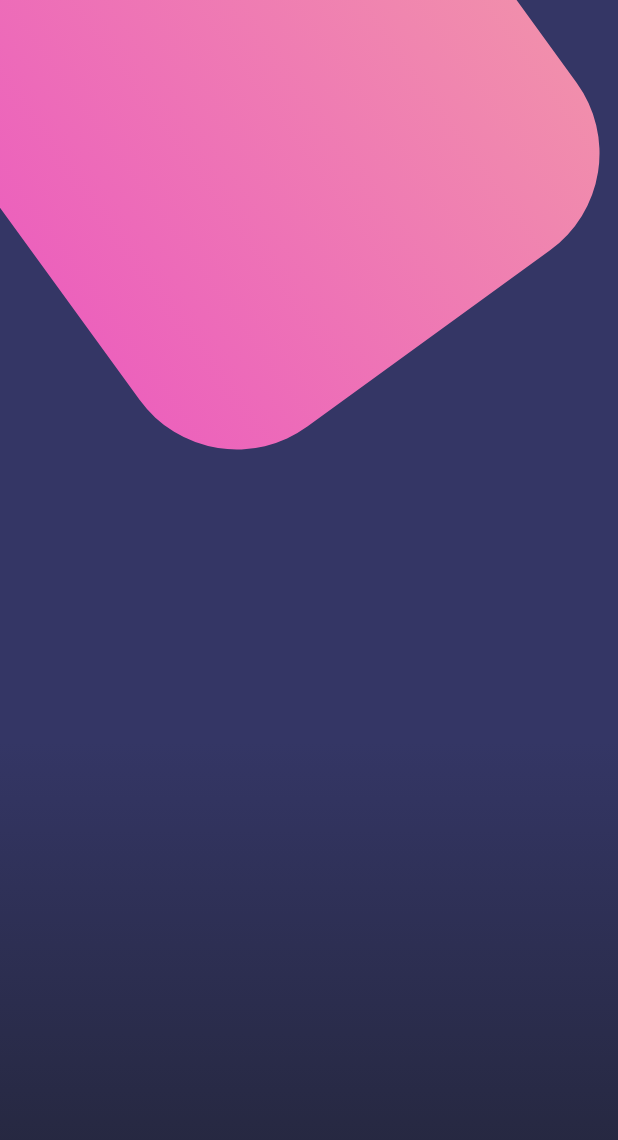
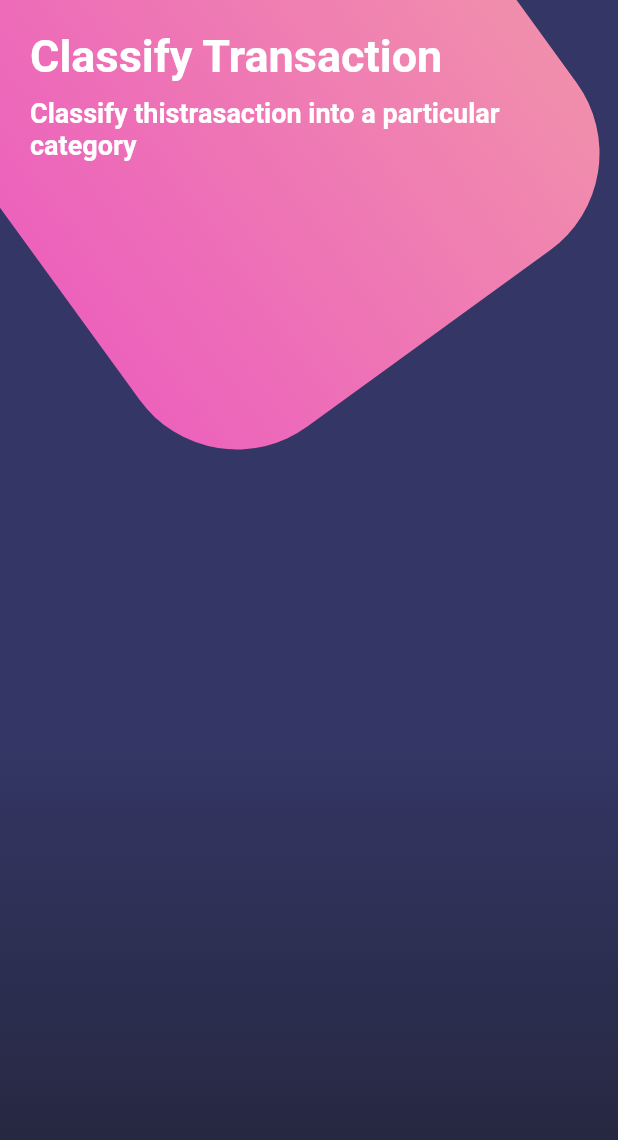
Before and after one commit to kkevin7/design_flutter_app, a Flutter app: the screen it shows after launch, on a phone screen of 412 x 824 dp. Shown: the top 1140 px of the screen. Run offline on Flutter 3.47's test engine with Material 2 defaults, Android fonts, the phone set to English and light mode, and no system bars.

Commit message:
Adding titles

```diff
--- a/lib/main.dart
+++ b/lib/main.dart
@@ -3,12 +3,16 @@ import 'package:disenos/src/pages/scroll_page.dart';
 import 'package:flutter/material.dart';
 
 import 'package:disenos/src/pages/basico_page.dart';
+import 'package:flutter/services.dart';
 
 void main() => runApp(MyApp());
 
 class MyApp extends StatelessWidget {
   @override
   Widget build(BuildContext context) {
+    // SystemChrome.setSystemUIOverlayStyle(SystemUiOverlayStyle.light.copyWith(
+    //   statusBarColor: Colors.white
+    // ));
     return MaterialApp(
       debugShowCheckedModeBanner: false,
       title: 'Diseños',
--- a/lib/src/pages/botones_page.dart
+++ b/lib/src/pages/botones_page.dart
@@ -9,6 +9,13 @@ class BotonesPage extends StatelessWidget {
         body: Stack(
       children: <Widget>[
         _fondoApp(),
+        SingleChildScrollView(
+          child: Column(
+            children: <Widget>[
+              _titulos(),
+            ],
+          ),
+        ),
       ],
     ));
   }
@@ -28,18 +35,16 @@ class BotonesPage extends StatelessWidget {
     );
 
     final cajaRosa = Transform.rotate(
-    angle: -pi/5.0,
+      angle: -pi / 5.0,
       child: Container(
         height: 360.0,
         width: 360.0,
         decoration: BoxDecoration(
           borderRadius: BorderRadius.circular(80.0),
-      gradient: LinearGradient(
-        colors: [
-          Color.fromRGBO(236,98,188,1.0),
-          Color.fromRGBO(241,142,172,1.0),
-        ]
-      ),
+          gradient: LinearGradient(colors: [
+            Color.fromRGBO(236, 98, 188, 1.0),
+            Color.fromRGBO(241, 142, 172, 1.0),
+          ]),
         ),
       ),
     );
@@ -47,10 +52,24 @@ class BotonesPage extends StatelessWidget {
     return Stack(
       children: <Widget>[
         gradiente,
-        Positioned(
-          top: -100,
-          child: cajaRosa),
+        Positioned(top: -100, child: cajaRosa),
       ],
     );
   }
+
+  Widget _titulos() {
+    return SafeArea(
+      child: Container(
+        padding: EdgeInsets.all(20.0),
+        child: Column(
+          crossAxisAlignment: CrossAxisAlignment.start,
+          children: <Widget>[
+            Text('Classify Transaction', style: TextStyle(color: Colors.white, fontSize: 30.0, fontWeight: FontWeight.bold),),
+            SizedBox(height: 10.0,),
+            Text('Classify thistrasaction into a particular category', style: TextStyle(color: Colors.white, fontSize: 18.0, fontWeight: FontWeight.bold)),
+          ],
+        ),
+      ),
+    );
   }
+}
```
Lines whose indentation alone changed are shown as unchanged.
